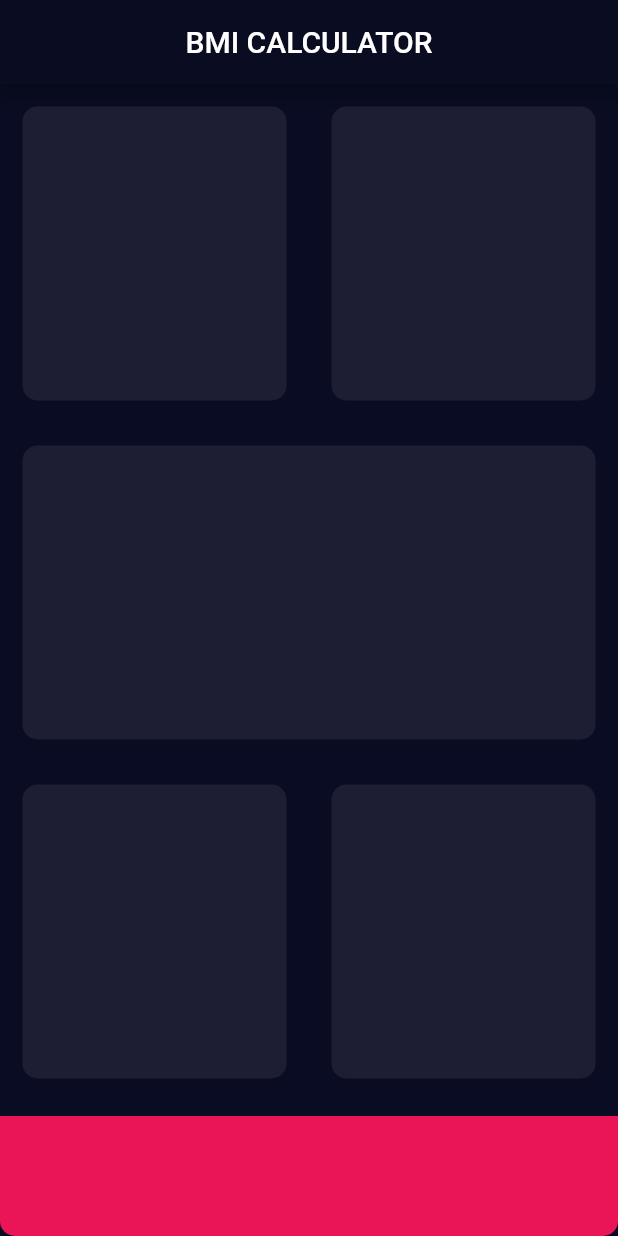
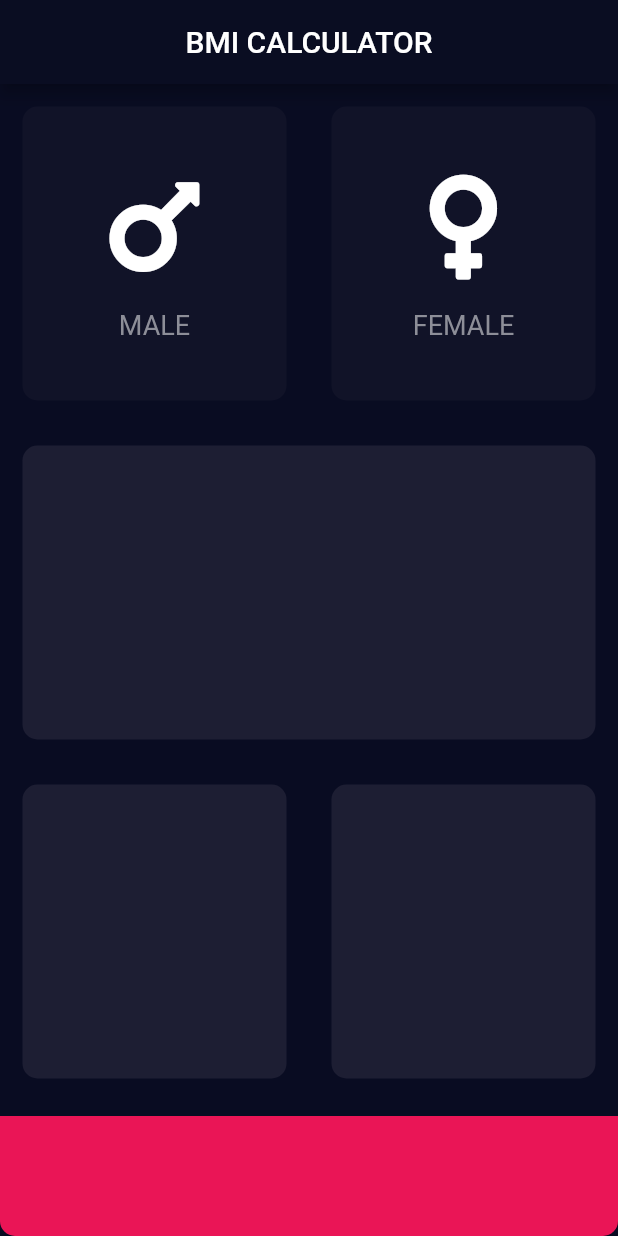
Before and after one commit to mozesnjoroge/Flutter-BMI-Calculator, a Flutter app: the screen it shows after launch, on a phone screen of 412 x 824 dp. Run offline on Flutter 3.47's test engine with Material 2 defaults, Android fonts, the phone set to English and light mode, and no system bars; our stand-ins replace font_awesome_flutter.

Commit message:
male and female cards refactored

```diff
--- a/lib/icon_content.dart
+++ b/lib/icon_content.dart
@@ -0,0 +1,32 @@
+import 'package:flutter/material.dart';
+
+const cardTextStyle = TextStyle(
+  fontSize: 18.0,
+  color: Color(0XFF8D8E98),
+);
+
+class IconContent extends StatelessWidget {
+  IconContent({@required this.cardText, @required this.cardIcon});
+  final String cardText;
+  final IconData cardIcon;
+
+  @override
+  Widget build(BuildContext context) {
+    return Column(
+      mainAxisAlignment: MainAxisAlignment.center,
+      children: [
+        Icon(
+          cardIcon,
+          size: 80.0,
+        ),
+        SizedBox(
+          height: 15.0,
+        ),
+        Text(
+          cardText,
+          style: cardTextStyle,
+        ),
+      ],
+    );
+  }
+}
--- a/lib/input_page.dart
+++ b/lib/input_page.dart
@@ -1,10 +1,14 @@
 import 'package:flutter/material.dart';
 import 'package:flutter/widgets.dart';
+import 'package:font_awesome_flutter/font_awesome_flutter.dart';
+import 'package:bmi_calculator/reusable_card.dart';
+import 'package:bmi_calculator/icon_content.dart';
 
 const double bottomContainerHeight = 80.0;
-const activeColorCode = Color(0XFF1D1E33);
+const activeCardColor = Color(0XFF1D1E33);
 const double circularRadiusValue = 10.0;
 const bottomContainerColor = Color(0XFFEA1556);
+const inactiveCardColor = Color(0xFF111328);
 
 class InputPage extends StatefulWidget {
   @override
@@ -12,6 +16,30 @@ class InputPage extends StatefulWidget {
 }
 
 class _InputPageState extends State<InputPage> {
+  //initialize constants for male and female cards background color
+  Color maleCardColor = inactiveCardColor;
+  Color femaleCardColor = inactiveCardColor;
+
+  //function to change the card colors accordingly when either is tapped
+  void changeCardColor(int gender) {
+    if (gender == 1) {
+      if (maleCardColor == inactiveCardColor) {
+        maleCardColor = activeCardColor;
+        femaleCardColor = inactiveCardColor;
+      } else {
+        maleCardColor = inactiveCardColor;
+      }
+    }
+    if (gender == 2) {
+      if (femaleCardColor == inactiveCardColor) {
+        femaleCardColor = activeCardColor;
+        maleCardColor = inactiveCardColor;
+      } else {
+        femaleCardColor = inactiveCardColor;
+      }
+    }
+  }
+
   @override
   Widget build(BuildContext context) {
     return Scaffold(
@@ -24,14 +52,40 @@ class _InputPageState extends State<InputPage> {
           Expanded(
             child: Row(
               children: [
+                //male card
                 Expanded(
-                  child: ReusableCard(
-                    customColor: activeColorCode,
+                  child: GestureDetector(
+                    onTap: () {
+                      //print('Male card was tapped');
+                      setState(() {
+                        changeCardColor(1);
+                      });
+                    },
+                    child: ReusableCard(
+                      customColor: maleCardColor,
+                      childCard: IconContent(
+                        cardIcon: FontAwesomeIcons.mars,
+                        cardText: 'MALE',
+                      ),
+                    ),
                   ),
                 ),
+                //female card
                 Expanded(
-                  child: ReusableCard(
-                    customColor: activeColorCode,
+                  child: GestureDetector(
+                    onTap: () {
+                      // print('Female card was tapped');
+                      setState(() {
+                        changeCardColor(2);
+                      });
+                    },
+                    child: ReusableCard(
+                      customColor: femaleCardColor,
+                      childCard: IconContent(
+                        cardText: 'FEMALE',
+                        cardIcon: FontAwesomeIcons.venus,
+                      ),
+                    ),
                   ),
                 ),
               ],
@@ -39,7 +93,7 @@ class _InputPageState extends State<InputPage> {
           ),
           Expanded(
             child: ReusableCard(
-              customColor: activeColorCode,
+              customColor: activeCardColor,
             ),
           ),
           Expanded(
@@ -47,12 +101,12 @@ class _InputPageState extends State<InputPage> {
               children: [
                 Expanded(
                   child: ReusableCard(
-                    customColor: activeColorCode,
+                    customColor: activeCardColor,
                   ),
                 ),
                 Expanded(
                   child: ReusableCard(
-                    customColor: activeColorCode,
+                    customColor: activeCardColor,
                   ),
                 ),
               ],
@@ -76,19 +130,3 @@ class _InputPageState extends State<InputPage> {
     );
   }
 }
-
-class ReusableCard extends StatelessWidget {
-  ReusableCard({@required this.customColor});
-  final Color customColor;
-  @override
-  Widget build(BuildContext context) {
-    return Container(
-      margin: EdgeInsets.all(15.0),
-      decoration: BoxDecoration(
-        color: customColor,
-        borderRadius: BorderRadius.circular(circularRadiusValue),
-      ),
-    );
-  }
-}
-//0XFF1D1E33
--- a/lib/reusable_card.dart
+++ b/lib/reusable_card.dart
@@ -0,0 +1,21 @@
+import 'package:flutter/material.dart';
+
+const double circularRadiusValue = 10.0;
+
+class ReusableCard extends StatelessWidget {
+  ReusableCard({@required this.customColor, this.childCard});
+  final Color customColor;
+  //child property
+  final Widget childCard;
+  @override
+  Widget build(BuildContext context) {
+    return Container(
+      child: childCard,
+      margin: EdgeInsets.all(15.0),
+      decoration: BoxDecoration(
+        color: customColor,
+        borderRadius: BorderRadius.circular(circularRadiusValue),
+      ),
+    );
+  }
+}
--- a/pubspec.yaml
+++ b/pubspec.yaml
@@ -11,6 +11,7 @@ dependencies:
     sdk: flutter
 
   cupertino_icons: ^0.1.2
+  font_awesome_flutter: ^9.1.0
 
 dev_dependencies:
   flutter_test:
```
Also changed, not shown: 1 other file.
